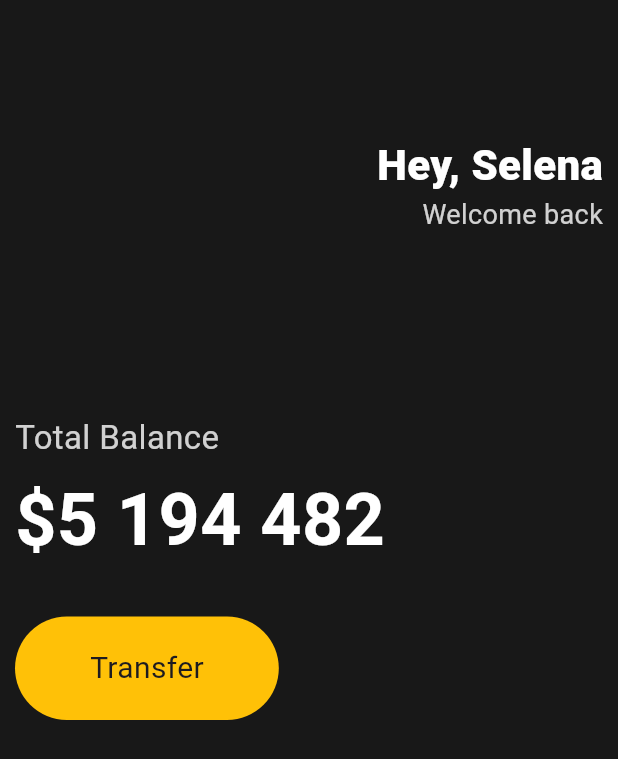
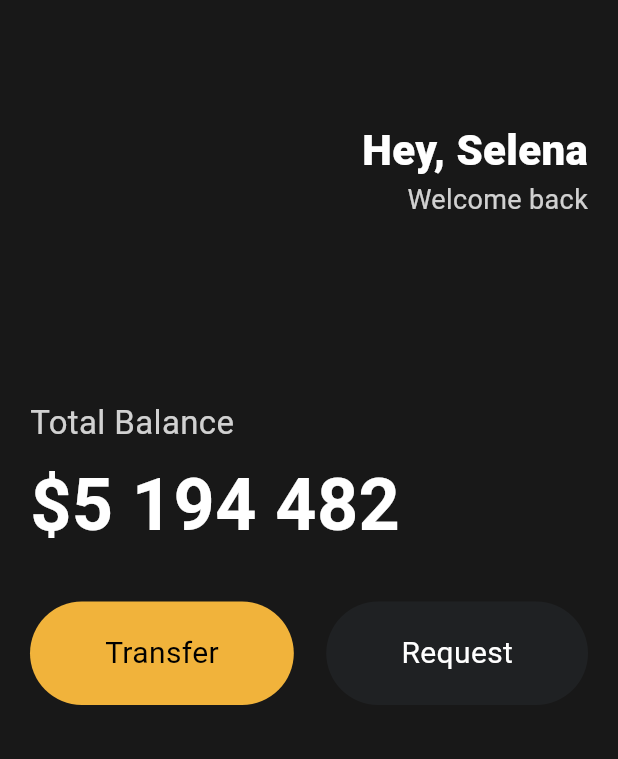
Before and after one commit to jyparkme/about-flutter-practice, a Flutter app: the screen it shows after launch, on a phone screen of 412 x 824 dp. Shown: the top 759 px of the screen. Run offline on Flutter 3.47's test engine with Material 3 defaults, Android fonts, the phone set to English and light mode, and no system bars.

Commit message:
chapter 2.4 reusable widgets(button)

```diff
--- a/lib/main.dart
+++ b/lib/main.dart
@@ -1,4 +1,5 @@
 import 'package:flutter/material.dart';
+import 'package:toonflix/widgets/button.dart';
 
 void main() {
   runApp(const App());
@@ -13,7 +14,9 @@
       home: Scaffold(
         backgroundColor: const Color(0xFF181818),
         body: Padding(
-          padding: const EdgeInsets.all(10),
+          padding: const EdgeInsets.symmetric(
+            horizontal: 20,
+          ),
           child: Column(
             crossAxisAlignment: CrossAxisAlignment.start,
             children: [
@@ -68,26 +71,17 @@
               const SizedBox(
                 height: 30,
               ),
-              Row(
+              const Row(
+                mainAxisAlignment: MainAxisAlignment.spaceBetween,
                 children: [
-                  Container(
-                    decoration: BoxDecoration(
-                      color: Colors.amber,
-                      borderRadius: BorderRadius.circular(45),
-                    ),
-                    child: const Padding(
-                      padding: EdgeInsets.symmetric(
-                        vertical: 20,
-                        horizontal: 50,
-                      ),
-                      child: Text(
-                        'Transfer',
-                        style: TextStyle(
-                          fontSize: 20,
-                        ),
-                      ),
-                    ),
-                  )
+                  Button(
+                      text: 'Transfer',
+                      bgColor: Color(0xFFF1B33B),
+                      textColor: Colors.black),
+                  Button(
+                      text: 'Request',
+                      bgColor: Color(0xFF1F2123),
+                      textColor: Colors.white),
                 ],
               )
             ],
--- /dev/null
+++ b/lib/widgets/button.dart
@@ -0,0 +1,37 @@
+import 'package:flutter/material.dart';
+
+class Button extends StatelessWidget {
+  final String text;
+  final Color bgColor;
+  final Color textColor;
+
+  const Button({
+    super.key,
+    required this.text,
+    required this.bgColor,
+    required this.textColor,
+  });
+
+  @override
+  Widget build(BuildContext context) {
+    return Container(
+      decoration: BoxDecoration(
+        color: bgColor,
+        borderRadius: BorderRadius.circular(45),
+      ),
+      child: Padding(
+        padding: const EdgeInsets.symmetric(
+          vertical: 20,
+          horizontal: 50,
+        ),
+        child: Text(
+          text,
+          style: TextStyle(
+            fontSize: 20,
+            color: textColor,
+          ),
+        ),
+      ),
+    );
+  }
+}
```
